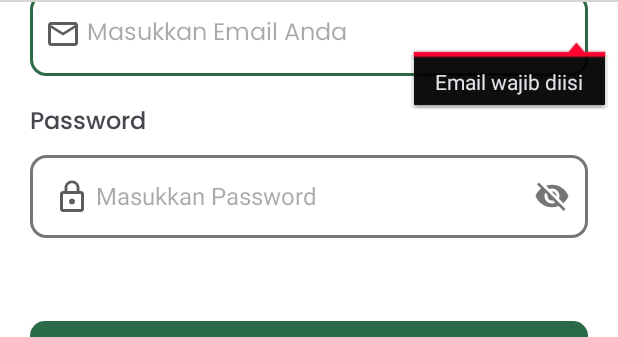
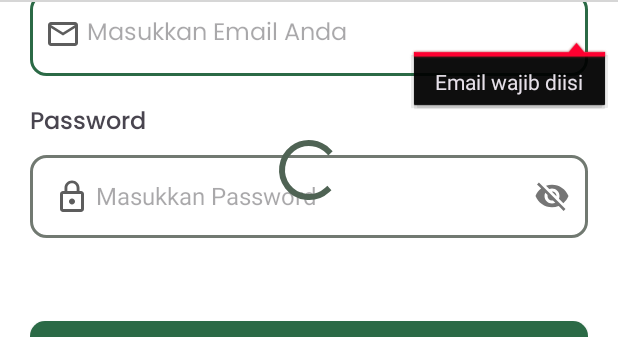
Before and after one commit to notsatria/story-app-kotlin, an Android app: the layout activity_login.xml on its own in the app's theme, with its tools: preview values and no code run, on a phone screen of 412 x 824 dp. Shown: the part 448-785 px from the top of the screen. Run offline under Robolectric (Android 15) with nearby library versions, the phone set to English and light mode, and no system bars; grey boxes are pictures that could not be loaded.

Commit message:
feat: implement login api call

```diff
--- a/app/src/main/java/com/notsatria/storyapp/data/model/User.kt
+++ b/app/src/main/java/com/notsatria/storyapp/data/model/User.kt
@@ -4,4 +4,5 @@ data class User(
     val id: String,
     val name: String,
     val token: String,
+    val isLoggedIn: Boolean,
 )
--- a/app/src/main/java/com/notsatria/storyapp/ui/auth/RegisterActivity.kt
+++ b/app/src/main/java/com/notsatria/storyapp/ui/auth/RegisterActivity.kt
@@ -48,7 +48,7 @@ class RegisterActivity : AppCompatActivity() {
                 Log.d(TAG, "Daftar clicked")
 
                 if (name.isEmpty() || email.isEmpty() || password.isEmpty()) {
-                    showSnackbar("Field tidak boleh kosong")
+                    showSnackbar(getString(R.string.field_couldnt_be_empty))
                     return@setOnClickListener
                 }
 
--- a/app/src/main/java/com/notsatria/storyapp/utils/ViewModelFactory.kt
+++ b/app/src/main/java/com/notsatria/storyapp/utils/ViewModelFactory.kt
@@ -5,6 +5,7 @@ import androidx.lifecycle.ViewModel
 import androidx.lifecycle.ViewModelProvider
 import com.notsatria.storyapp.data.repository.AuthRepository
 import com.notsatria.storyapp.di.Injection
+import com.notsatria.storyapp.ui.auth.LoginViewModel
 import com.notsatria.storyapp.ui.auth.RegisterViewModel
 
 class ViewModelFactory private constructor(
@@ -13,6 +14,7 @@ class ViewModelFactory private constructor(
     override fun <T : ViewModel> create(modelClass: Class<T>): T {
         return when (modelClass) {
             RegisterViewModel::class.java -> RegisterViewModel(authRepository) as T
+            LoginViewModel::class.java -> LoginViewModel(authRepository) as T
             else -> throw IllegalArgumentException("Unknown ViewModel class: ${modelClass.name}")
         }
     }
--- a/app/src/main/res/layout/activity_login.xml
+++ b/app/src/main/res/layout/activity_login.xml
@@ -1,11 +1,15 @@
 <?xml version="1.0" encoding="utf-8"?>
-<androidx.constraintlayout.widget.ConstraintLayout xmlns:android="http://schemas.android.com/apk/res/android"
+<androidx.coordinatorlayout.widget.CoordinatorLayout xmlns:android="http://schemas.android.com/apk/res/android"
     xmlns:app="http://schemas.android.com/apk/res-auto"
     xmlns:tools="http://schemas.android.com/tools"
     android:id="@+id/main"
     android:layout_width="match_parent"
     android:layout_height="match_parent"
     tools:context=".ui.auth.LoginActivity">
+
+    <androidx.constraintlayout.widget.ConstraintLayout
+        android:layout_width="match_parent"
+        android:layout_height="match_parent">
 
         <ImageView
             android:layout_width="match_parent"
@@ -132,7 +136,22 @@
 
             </LinearLayout>
 
+
         </androidx.constraintlayout.widget.ConstraintLayout>
 
 
+        <ProgressBar
+            android:id="@+id/progress_bar"
+            android:layout_width="wrap_content"
+            android:layout_height="wrap_content"
+            android:visibility="gone"
+            app:layout_constraintBottom_toBottomOf="parent"
+            app:layout_constraintEnd_toEndOf="parent"
+            app:layout_constraintStart_toStartOf="parent"
+            app:layout_constraintTop_toTopOf="parent"
+            tools:visibility="visible" />
+
+
     </androidx.constraintlayout.widget.ConstraintLayout>
+
+</androidx.coordinatorlayout.widget.CoordinatorLayout>
--- a/app/src/main/res/values/strings.xml
+++ b/app/src/main/res/values/strings.xml
@@ -34,4 +34,5 @@
     <string name="upload">Upload</string>
     <string name="description_is_required">Deskripsi wajib diisi</string>
     <string name="logout">Logout</string>
+    <string name="field_couldnt_be_empty">Field tidak boleh kosong</string>
 </resources>
```
Also changed, not shown: app/src/main/java/com/notsatria/storyapp/ui/auth/LoginActivity.kt (+64 -1 lines), app/src/main/java/com/notsatria/storyapp/ui/auth/LoginViewModel.kt (added, +51 -0 lines). Lines whose indentation alone changed are shown as unchanged.
